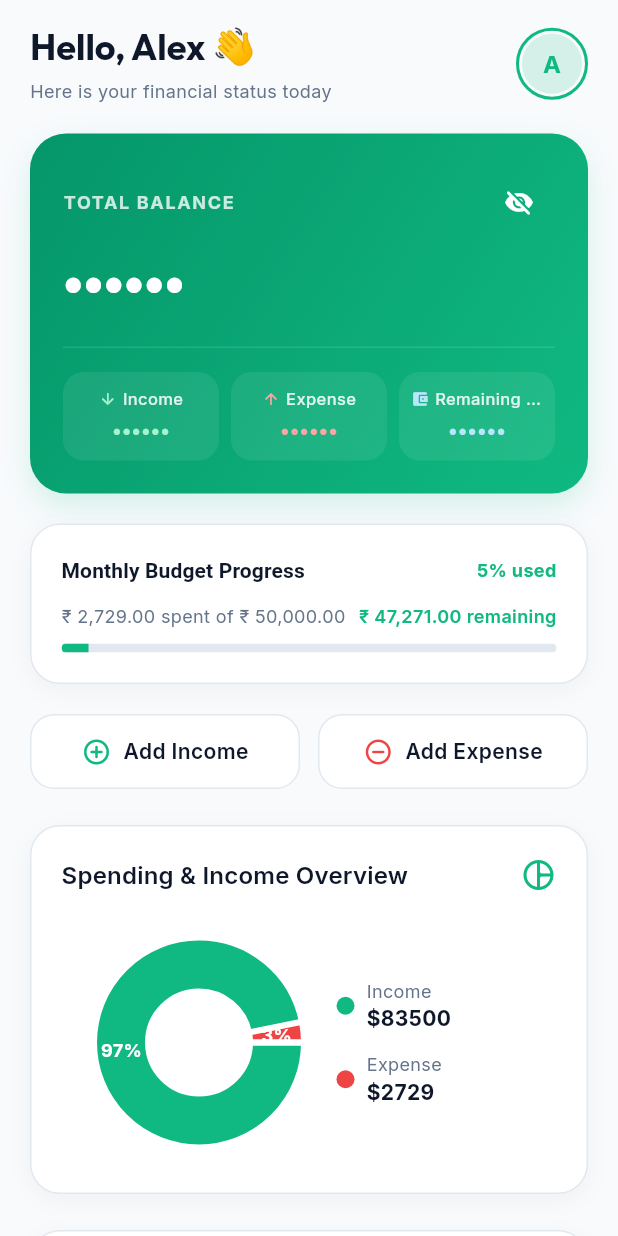
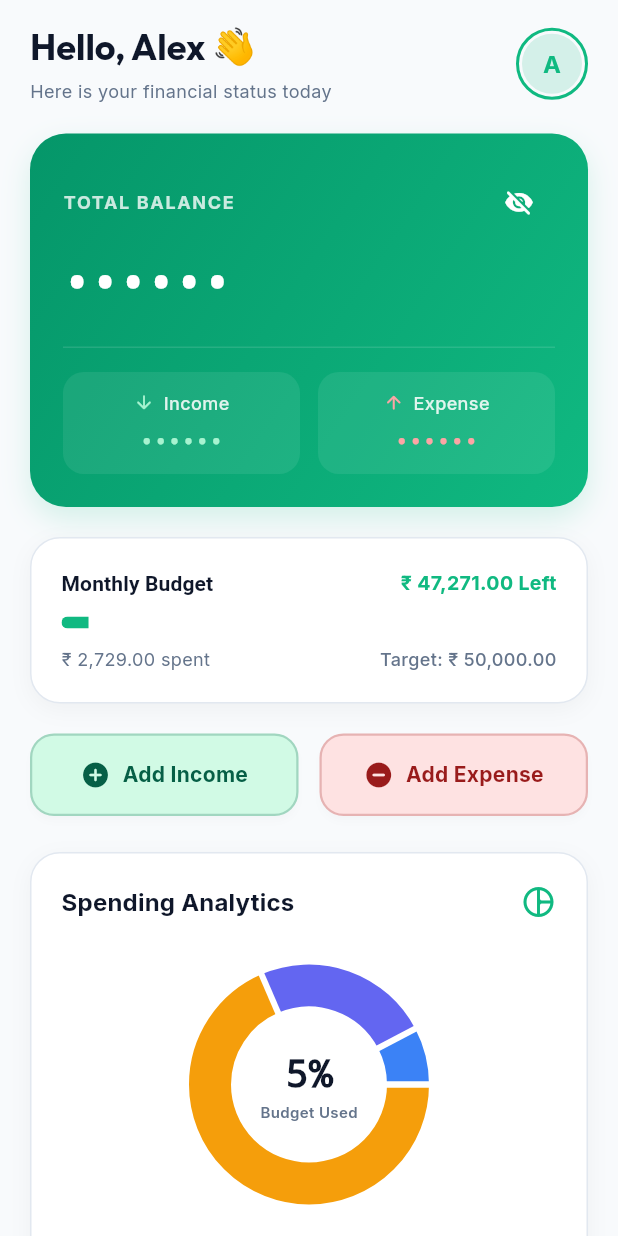
Before and after one commit to welkincedev/PocketDay, a Flutter app: the DashboardScreen screen opened directly, after a tap on the "visibility" icon, on a phone screen of 412 x 824 dp. Run offline on Flutter 3.47's test engine with Material 3 defaults, Android fonts, the phone set to English and light mode, and no system bars; drawn by our look-alikes of fl_chart; our stand-ins replace flutter_animate, flutter_riverpod, google_fonts, hive_flutter; accounts and stored records are empty.

Commit message:
refactor(dashboard): redesign home screen UI, resolve overflow bug, normalize currency, and enhance CTA contrast

```diff
--- a/lib/features/dashboard/widgets/dashboard_budget_progress_widget.dart
+++ b/lib/features/dashboard/widgets/dashboard_budget_progress_widget.dart
@@ -22,7 +22,6 @@ class DashboardBudgetProgressWidget extends ConsumerWidget {
     final spent = state.currentMonthExpense;
     final remaining = limit - spent;
     final percent = limit > 0 ? (spent / limit).clamp(0.0, 1.0) : 0.0;
-    final percentText = (percent * 100).toStringAsFixed(0);
 
     // Determine color based on threshold
     Color statusColor;
@@ -44,66 +43,82 @@ class DashboardBudgetProgressWidget extends ConsumerWidget {
       child: Column(
         crossAxisAlignment: CrossAxisAlignment.start,
         children: [
+          // Top Row: Section title on the left, remaining balance on the right
           Row(
             mainAxisAlignment: MainAxisAlignment.spaceBetween,
             children: [
-              Text(
-                'Monthly Budget Progress',
+              Expanded(
+                child: Text(
+                  'Monthly Budget',
                   style: Theme.of(context).textTheme.titleSmall?.copyWith(
                         fontWeight: FontWeight.bold,
                       ),
+                  maxLines: 1,
+                  overflow: TextOverflow.ellipsis,
                 ),
-              Text(
-                '$percentText% used',
+              ),
+              const SizedBox(width: 8),
+              Flexible(
+                child: Text(
+                  spent > limit
+                      ? '${CurrencyFormatter.format(spent - limit)} Over'
+                      : '${CurrencyFormatter.format(remaining)} Left',
                   style: TextStyle(
-                  fontSize: 12,
+                    fontSize: 13,
                     fontWeight: FontWeight.bold,
-                  color: statusColor,
+                    color: spent > limit ? AppColors.expense : statusColor,
+                  ),
+                  maxLines: 1,
+                  overflow: TextOverflow.ellipsis,
                 ),
               ),
             ],
           ),
           const SizedBox(height: 12),
+
+          // Middle Row: Full-width LinearProgressIndicator
+          ClipRRect(
+            borderRadius: BorderRadius.circular(4),
+            child: SizedBox(
+              height: 8,
+              child: LinearProgressIndicator(
+                value: percent,
+                backgroundColor: Theme.of(context).colorScheme.surfaceContainerHighest,
+                valueColor: AlwaysStoppedAnimation<Color>(statusColor),
+              ),
+            ),
+          ),
+          const SizedBox(height: 12),
+
+          // Bottom Row: Spent amount on the left, budget limit target on the right
           Row(
             mainAxisAlignment: MainAxisAlignment.spaceBetween,
             children: [
-              Text(
-                '${CurrencyFormatter.format(spent)} spent of ${CurrencyFormatter.format(limit)}',
+              Expanded(
+                child: Text(
+                  '${CurrencyFormatter.format(spent)} spent',
                   style: TextStyle(
                     fontSize: 12,
                     color: isDark ? AppColors.darkTextSecondary : AppColors.lightTextSecondary,
                   ),
+                  maxLines: 1,
+                  overflow: TextOverflow.ellipsis,
                 ),
-              Text(
-                spent > limit
-                    ? '${CurrencyFormatter.format(spent - limit)} over'
-                    : '${CurrencyFormatter.format(remaining)} remaining',
+              ),
+              const SizedBox(width: 8),
+              Flexible(
+                child: Text(
+                  'Target: ${CurrencyFormatter.format(limit)}',
                   style: TextStyle(
                     fontSize: 12,
-                  fontWeight: FontWeight.w600,
-                  color: spent > limit ? AppColors.expense : statusColor,
+                    fontWeight: FontWeight.w500,
+                    color: isDark ? AppColors.darkTextSecondary : AppColors.lightTextSecondary,
+                  ),
+                  maxLines: 1,
+                  overflow: TextOverflow.ellipsis,
                 ),
               ),
             ],
-          ),
-          const SizedBox(height: 10),
-          ClipRRect(
-            borderRadius: BorderRadius.circular(4),
-            child: Stack(
-              children: [
-                Container(
-                  height: 6,
-                  color: isDark ? AppColors.darkBorder : AppColors.lightBorder,
-                ),
-                FractionallySizedBox(
-                  widthFactor: percent,
-                  child: Container(
-                    height: 6,
-                    color: statusColor,
-                  ),
-                ),
-              ],
-            ),
           ),
         ],
       ),
--- a/lib/features/dashboard/widgets/dashboard_card_widget.dart
+++ b/lib/features/dashboard/widgets/dashboard_card_widget.dart
@@ -77,7 +77,7 @@ class DashboardCardWidget extends ConsumerWidget {
           ),
           const SizedBox(height: 6),
 
-          // Total Balance Amount (FittedBox prevents any text overflow)
+          // Total Balance Amount in monospaced display typography
           BalanceDisplayWidget(
             amount: balance,
             isHidden: hideBalance,
@@ -85,6 +85,7 @@ class DashboardCardWidget extends ConsumerWidget {
               fontSize: 32,
               fontWeight: FontWeight.w800,
               color: Colors.white,
+              fontFamily: 'monospace',
               letterSpacing: -0.5,
             ),
           ),
@@ -97,7 +98,7 @@ class DashboardCardWidget extends ConsumerWidget {
           ),
           const SizedBox(height: 16),
 
-          // Metrics Container Row (Income, Expense, Remaining Budget)
+          // Two-column cash flow breakdown (Income & Expense only)
           Row(
             children: [
               Expanded(
@@ -106,29 +107,18 @@ class DashboardCardWidget extends ConsumerWidget {
                   label: AppStrings.monthlyIncome,
                   amount: income,
                   icon: Icons.arrow_downward_rounded,
-                  accentColor: const Color(0xFFA7F3D0), // Light Emerald
+                  accentColor: const Color(0xFFA7F3D0), // Desaturated green tone
                   isHidden: hideBalance,
                 ),
               ),
-              const SizedBox(width: 8),
+              const SizedBox(width: 12),
               Expanded(
                 child: _buildMetricTile(
                   context: context,
                   label: AppStrings.monthlyExpense,
                   amount: expense,
                   icon: Icons.arrow_upward_rounded,
-                  accentColor: const Color(0xFFFCA5A5), // Light Red
-                  isHidden: hideBalance,
-                ),
-              ),
-              const SizedBox(width: 8),
-              Expanded(
-                child: _buildMetricTile(
-                  context: context,
-                  label: AppStrings.remainingBudget,
-                  amount: budgetRemaining,
-                  icon: Icons.account_balance_wallet_rounded,
-                  accentColor: const Color(0xFFBAE6FD), // Light Blue
+                  accentColor: const Color(0xFFFCA5A5), // Desaturated red tone
                   isHidden: hideBalance,
                 ),
               ),
@@ -148,7 +138,7 @@ class DashboardCardWidget extends ConsumerWidget {
     required bool isHidden,
   }) {
     return Container(
-      padding: const EdgeInsets.symmetric(vertical: 10, horizontal: 8),
+      padding: const EdgeInsets.symmetric(vertical: 12, horizontal: 12),
       decoration: BoxDecoration(
         color: Colors.white.withAlpha(20),
         borderRadius: BorderRadius.circular(14),
@@ -160,13 +150,13 @@ class DashboardCardWidget extends ConsumerWidget {
             mainAxisAlignment: MainAxisAlignment.center,
             mainAxisSize: MainAxisSize.min,
             children: [
-              Icon(icon, size: 12, color: accentColor),
-              const SizedBox(width: 4),
+              Icon(icon, size: 14, color: accentColor),
+              const SizedBox(width: 6),
               Flexible(
                 child: Text(
                   label,
                   style: TextStyle(
-                    fontSize: 11,
+                    fontSize: 12,
                     fontWeight: FontWeight.w500,
                     color: Colors.white.withAlpha(220),
                   ),
@@ -176,13 +166,14 @@ class DashboardCardWidget extends ConsumerWidget {
               ),
             ],
           ),
-          const SizedBox(height: 4),
+          const SizedBox(height: 6),
           BalanceDisplayWidget(
             amount: amount,
             isHidden: isHidden,
             style: TextStyle(
-              fontSize: 13,
+              fontSize: 15,
               fontWeight: FontWeight.bold,
+              fontFamily: 'monospace',
               color: accentColor,
             ),
           ),
--- a/lib/features/dashboard/widgets/quick_actions_widget.dart
+++ b/lib/features/dashboard/widgets/quick_actions_widget.dart
@@ -1,5 +1,4 @@
 import 'package:flutter/material.dart';
-import '../../../core/constants/app_colors.dart';
 import '../../../core/constants/app_strings.dart';
 import '../../../data/models/transaction_model.dart';
 
@@ -15,26 +14,34 @@ class QuickActionsWidget extends StatelessWidget {
   Widget build(BuildContext context) {
     final isDark = Theme.of(context).brightness == Brightness.dark;
 
+    // Desaturated green tones for Income
+    final incomeBgColor = isDark ? const Color(0xFF064E3B).withAlpha(120) : const Color(0xFFD1FAE5);
+    final incomeTextColor = isDark ? const Color(0xFF34D399) : const Color(0xFF065F46);
+
+    // Desaturated red tones for Expense
+    final expenseBgColor = isDark ? const Color(0xFF7F1D1D).withAlpha(120) : const Color(0xFFFEE2E2);
+    final expenseTextColor = isDark ? const Color(0xFFF87171) : const Color(0xFF991B1B);
+
     return Row(
       children: [
         Expanded(
           child: _buildActionButton(
             context: context,
             label: AppStrings.addIncome,
-            icon: Icons.add_circle_outline_rounded,
-            color: AppColors.income,
-            isDark: isDark,
+            icon: Icons.add_circle_rounded,
+            bgColor: incomeBgColor,
+            textColor: incomeTextColor,
             onTap: () => onAddTransaction(TransactionType.income),
           ),
         ),
-        const SizedBox(width: 12),
+        const SizedBox(width: 14),
         Expanded(
           child: _buildActionButton(
             context: context,
             label: AppStrings.addExpense,
-            icon: Icons.remove_circle_outline_rounded,
-            color: AppColors.expense,
-            isDark: isDark,
+            icon: Icons.remove_circle_rounded,
+            bgColor: expenseBgColor,
+            textColor: expenseTextColor,
             onTap: () => onAddTransaction(TransactionType.expense),
           ),
         ),
@@ -46,35 +53,43 @@ class QuickActionsWidget extends StatelessWidget {
     required BuildContext context,
     required String label,
     required IconData icon,
-    required Color color,
-    required bool isDark,
+    required Color bgColor,
+    required Color textColor,
     required VoidCallback onTap,
   }) {
     return Material(
-      color: isDark ? AppColors.darkSurface : AppColors.lightSurface,
+      color: bgColor,
+      elevation: 2,
+      shadowColor: Colors.black.withAlpha(20),
       borderRadius: BorderRadius.circular(16),
       child: InkWell(
         onTap: onTap,
         borderRadius: BorderRadius.circular(16),
         child: Container(
-          padding: const EdgeInsets.symmetric(vertical: 14, horizontal: 16),
+          padding: const EdgeInsets.symmetric(vertical: 16, horizontal: 16),
           decoration: BoxDecoration(
             borderRadius: BorderRadius.circular(16),
             border: Border.all(
-              color: isDark ? AppColors.darkBorder : AppColors.lightBorder,
+              color: textColor.withAlpha(60),
+              width: 1.5,
             ),
           ),
           child: Row(
             mainAxisAlignment: MainAxisAlignment.center,
             children: [
-              Icon(icon, color: color, size: 20),
+              Icon(icon, color: textColor, size: 20),
               const SizedBox(width: 8),
-              Text(
-                label,
-                style: TextStyle(
-                  fontSize: 14,
-                  fontWeight: FontWeight.w600,
-                  color: isDark ? AppColors.darkTextPrimary : AppColors.lightTextPrimary,
+              Flexible(
+                child: Text(
+                  label,
+                  style: TextStyle(
+                    fontSize: 14,
+                    fontWeight: FontWeight.bold,
+                    letterSpacing: 0.2,
+                    color: textColor,
+                  ),
+                  maxLines: 1,
+                  overflow: TextOverflow.ellipsis,
                 ),
               ),
             ],
--- a/lib/features/dashboard/widgets/spending_chart_widget.dart
+++ b/lib/features/dashboard/widgets/spending_chart_widget.dart
@@ -1,9 +1,14 @@
 import 'package:flutter/material.dart';
 import 'package:fl_chart/fl_chart.dart';
+import 'package:flutter_riverpod/flutter_riverpod.dart';
 import '../../../core/constants/app_colors.dart';
+import '../../../core/constants/app_constants.dart';
 import '../../../core/widgets/app_card.dart';
+import '../../../core/utils/currency_formatter.dart';
+import '../providers/dashboard_provider.dart';
+import '../../budget/providers/budget_provider.dart';
 
-class SpendingChartWidget extends StatelessWidget {
+class SpendingChartWidget extends ConsumerWidget {
   final double income;
   final double expense;
 
@@ -14,12 +19,54 @@ class SpendingChartWidget extends StatelessWidget {
   });
 
   @override
-  Widget build(BuildContext context) {
+  Widget build(BuildContext context, WidgetRef ref) {
     final isDark = Theme.of(context).brightness == Brightness.dark;
+    final dashboardState = ref.watch(dashboardProvider);
+    final budgetState = ref.watch(budgetProvider);
 
-    final total = (income + expense) > 0 ? (income + expense) : 1.0;
-    final incomePercentage = ((income / total) * 100).round();
-    final expensePercentage = ((expense / total) * 100).round();
+    final limit = dashboardState.monthlyBudget;
+    final spent = dashboardState.currentMonthExpense;
+    final budgetUsedPercentage = limit > 0 ? ((spent / limit) * 100).round() : 0;
+
+    final categorySpending = budgetState.categorySpending;
+    // We only care about category keys (strings, excluding null which is overall spending)
+    final activeCategories = categorySpending.entries
+        .where((e) => e.key != null && e.value > 0)
+        .toList();
+
+    List<PieChartSectionData> sections = [];
+
+    if (activeCategories.isEmpty) {
+      sections.add(
+        PieChartSectionData(
+          color: isDark ? const Color(0xFF334155) : const Color(0xFFE2E8F0),
+          value: 1.0,
+          radius: 28,
+          showTitle: false,
+        ),
+      );
+    } else {
+      for (var entry in activeCategories) {
+        final categoryId = entry.key!;
+        final amount = entry.value;
+        final categoryMeta = AppConstants.defaultCategories.firstWhere(
+          (cat) => cat['id'] == categoryId,
+          orElse: () => {
+            'color': AppColors.primary,
+          },
+        );
+        final color = categoryMeta['color'] as Color;
+
+        sections.add(
+          PieChartSectionData(
+            color: color,
+            value: amount,
+            radius: 28,
+            showTitle: false,
+          ),
+        );
+      }
+    }
 
     return AppCard(
       child: Column(
@@ -29,69 +76,50 @@ class SpendingChartWidget extends StatelessWidget {
             mainAxisAlignment: MainAxisAlignment.spaceBetween,
             children: [
               Text(
-                'Spending & Income Overview',
-                style: Theme.of(context).textTheme.titleMedium,
+                'Spending Analytics',
+                style: Theme.of(context).textTheme.titleMedium?.copyWith(
+                      fontWeight: FontWeight.bold,
+                    ),
               ),
               const Icon(Icons.pie_chart_outline_rounded, color: AppColors.primary),
             ],
           ),
           const SizedBox(height: 20),
-          SizedBox(
-            height: 160,
-            child: Row(
+
+          // Donut Chart with Centered Indicator
+          Center(
+            child: SizedBox(
+              height: 180,
+              width: 180,
+              child: Stack(
                 children: [
-                Expanded(
-                  flex: 5,
-                  child: PieChart(
+                  PieChart(
                     PieChartData(
                       sectionsSpace: 4,
-                      centerSpaceRadius: 36,
-                      sections: [
-                        PieChartSectionData(
-                          color: AppColors.income,
-                          value: income > 0 ? income : 1,
-                          title: '$incomePercentage%',
-                          radius: 32,
-                          titleStyle: const TextStyle(
-                            fontSize: 12,
-                            fontWeight: FontWeight.bold,
-                            color: Colors.white,
+                      centerSpaceRadius: 52, // Expanded inner radius to make room for indicator
+                      sections: sections,
                     ),
                   ),
-                        PieChartSectionData(
-                          color: AppColors.expense,
-                          value: expense > 0 ? expense : 1,
-                          title: '$expensePercentage%',
-                          radius: 32,
-                          titleStyle: const TextStyle(
-                            fontSize: 12,
-                            fontWeight: FontWeight.bold,
-                            color: Colors.white,
-                          ),
-                        ),
-                      ],
-                    ),
-                  ),
-                ),
-                Expanded(
-                  flex: 4,
+                  Center(
                     child: Column(
                       mainAxisAlignment: MainAxisAlignment.center,
                       children: [
-                      _buildChartLegend(
-                        context: context,
-                        color: AppColors.income,
-                        label: 'Income',
-                        value: '\$${income.toStringAsFixed(0)}',
-                        isDark: isDark,
+                        Text(
+                          '$budgetUsedPercentage%',
+                          style: TextStyle(
+                            fontSize: 26,
+                            fontWeight: FontWeight.w800,
+                            fontFamily: 'monospace',
+                            color: isDark ? AppColors.darkTextPrimary : AppColors.lightTextPrimary,
                           ),
-                      const SizedBox(height: 12),
-                      _buildChartLegend(
-                        context: context,
-                        color: AppColors.expense,
-                        label: 'Expense',
-                        value: '\$${expense.toStringAsFixed(0)}',
-                        isDark: isDark,
+                        ),
+                        Text(
+                          'Budget Used',
+                          style: TextStyle(
+                            fontSize: 10,
+                            fontWeight: FontWeight.w600,
+                            color: isDark ? AppColors.darkTextSecondary : AppColors.lightTextSecondary,
+                          ),
                         ),
                       ],
                     ),
@@ -99,52 +127,76 @@ class SpendingChartWidget extends StatelessWidget {
                 ],
               ),
             ),
-        ],
           ),
+          const SizedBox(height: 24),
+
+          // Category Legend below the chart detailing categories using ₹ formatting
+          Container(
+            width: double.infinity,
+            alignment: Alignment.center,
+            child: activeCategories.isEmpty
+                ? Text(
+                    'No expenses logged for this month yet.',
+                    style: TextStyle(
+                      fontSize: 12,
+                      fontStyle: FontStyle.italic,
+                      color: isDark ? AppColors.darkTextSecondary : AppColors.lightTextSecondary,
+                    ),
+                  )
+                : Wrap(
+                    spacing: 16,
+                    runSpacing: 10,
+                    alignment: WrapAlignment.center,
+                    children: activeCategories.map((entry) {
+                      final categoryId = entry.key!;
+                      final amount = entry.value;
+                      final categoryMeta = AppConstants.defaultCategories.firstWhere(
+                        (cat) => cat['id'] == categoryId,
+                        orElse: () => {
+                          'name': categoryId,
+                          'icon': Icons.category_rounded,
+                          'color': AppColors.primary,
+                        },
                       );
-  }
+                      final name = categoryMeta['name'] as String;
+                      final color = categoryMeta['color'] as Color;
 
-  Widget _buildChartLegend({
-    required BuildContext context,
-    required Color color,
-    required String label,
-    required String value,
-    required bool isDark,
-  }) {
                       return Row(
+                        mainAxisSize: MainAxisSize.min,
                         children: [
                           Container(
-          width: 12,
-          height: 12,
+                            width: 10,
+                            height: 10,
                             decoration: BoxDecoration(
                               color: color,
                               shape: BoxShape.circle,
                             ),
                           ),
-        const SizedBox(width: 8),
-        Expanded(
-          child: Column(
-            crossAxisAlignment: CrossAxisAlignment.start,
-            children: [
+                          const SizedBox(width: 6),
                           Text(
-                label,
+                            '$name: ',
                             style: TextStyle(
                               fontSize: 12,
+                              fontWeight: FontWeight.w500,
                               color: isDark ? AppColors.darkTextSecondary : AppColors.lightTextSecondary,
                             ),
                           ),
                           Text(
-                value,
+                            CurrencyFormatter.format(amount),
                             style: TextStyle(
-                  fontSize: 14,
+                              fontSize: 12,
                               fontWeight: FontWeight.bold,
+                              fontFamily: 'monospace',
                               color: isDark ? AppColors.darkTextPrimary : AppColors.lightTextPrimary,
                             ),
                           ),
                         ],
+                      );
+                    }).toList(),
                   ),
           ),
         ],
+      ),
     );
   }
 }
```
Also changed, not shown: 2 other files. Lines whose indentation alone changed are shown as unchanged.
